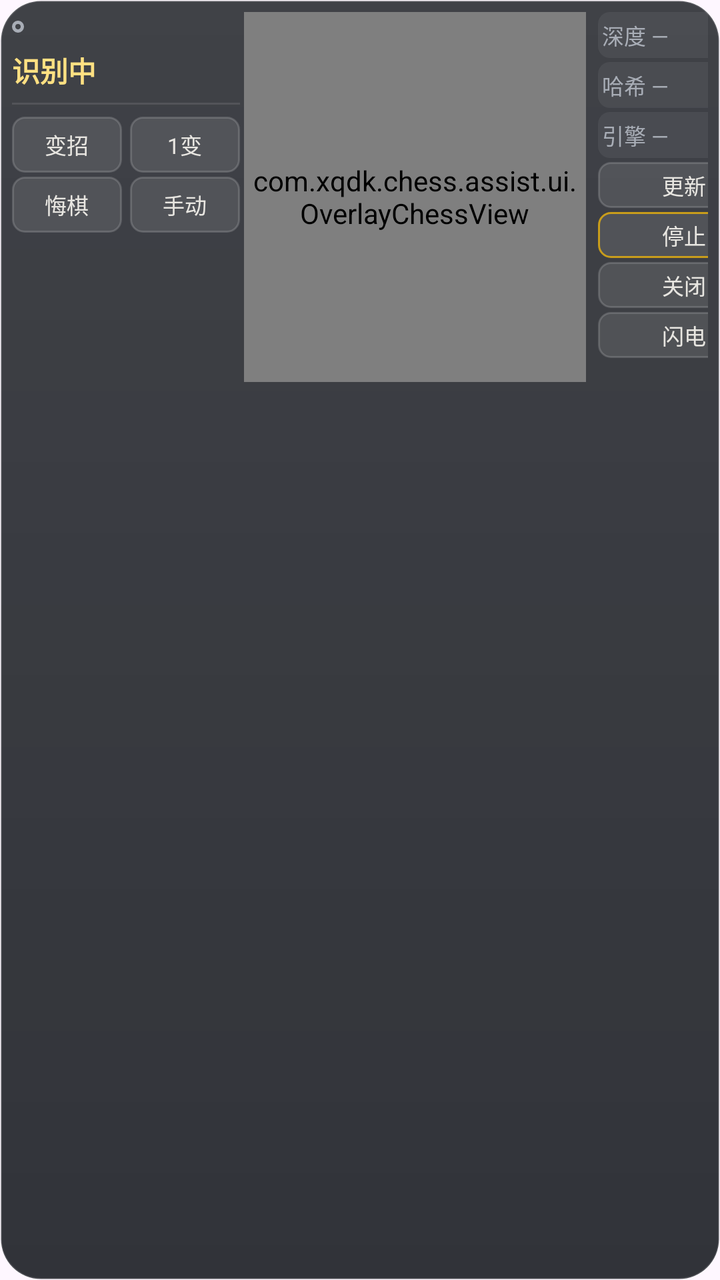
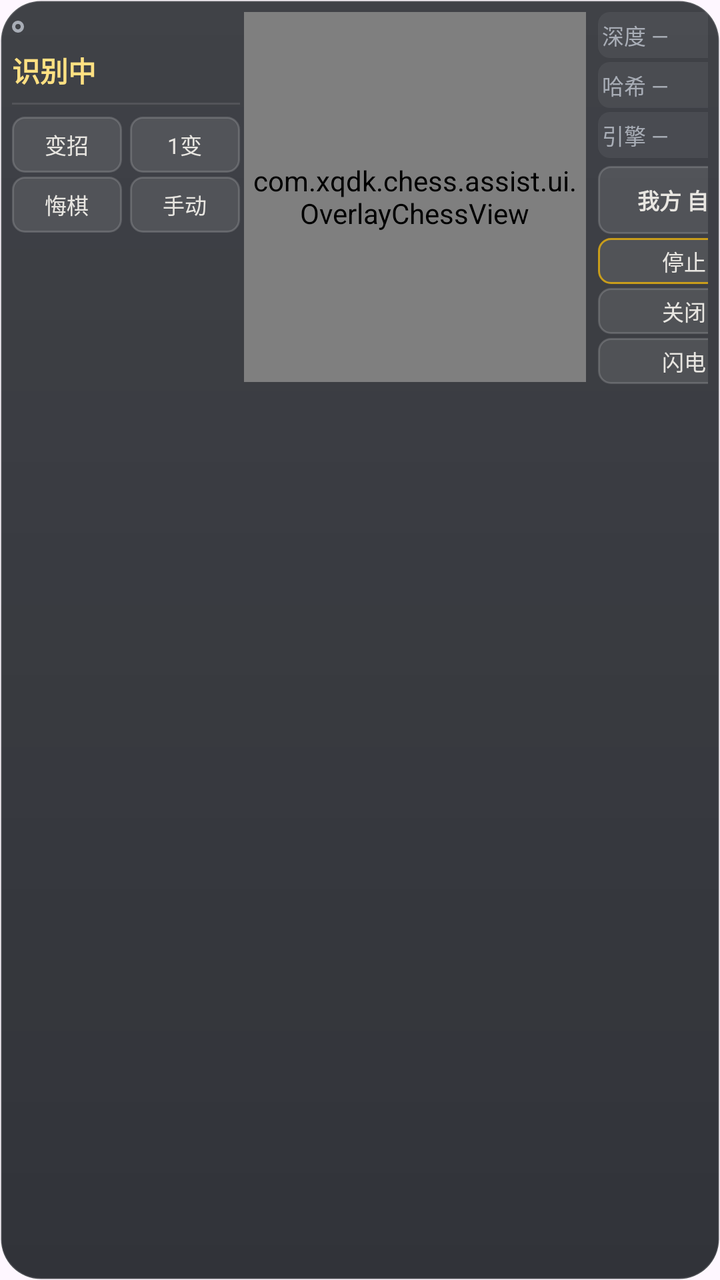

Compare the two renders of this Android layout. The source of the first and the diff that turns it into the second are given below.
<!-- AndroidManifest.xml: application theme Theme.ChineseChess -->
<!-- res/layout/overlay_panel.xml -->
<?xml version="1.0" encoding="utf-8"?>
<LinearLayout xmlns:android="http://schemas.android.com/apk/res/android"
    android:id="@+id/overlay_root"
    android:layout_width="wrap_content"
    android:layout_height="wrap_content"
    android:background="@drawable/overlay_bg"
    android:clickable="true"
    android:focusable="true"
    android:orientation="horizontal"
    android:padding="6dp">

    
    <LinearLayout
        android:id="@+id/overlay_col_left"
        android:layout_width="114dp"
        android:layout_height="wrap_content"
        android:orientation="vertical">

        
        <LinearLayout
            android:layout_width="match_parent"
            android:layout_height="wrap_content"
            android:gravity="center_vertical"
            android:orientation="horizontal">

            <View
                android:id="@+id/overlay_state_dot"
                android:layout_width="6dp"
                android:layout_height="6dp"
                android:background="@drawable/overlay_state_dot_idle" />

            <TextView
                android:id="@+id/overlay_state"
                style="@style/OverlayState"
                android:layout_width="0dp"
                android:layout_height="wrap_content"
                android:layout_marginStart="5dp"
                android:layout_weight="1"
                android:maxLines="1"
                android:ellipsize="end" />
        </LinearLayout>

        
        <TextView
            android:id="@+id/overlay_occluded"
            style="@style/OverlayState"
            android:layout_width="match_parent"
            android:layout_height="wrap_content"
            android:layout_marginTop="3dp"
            android:maxLines="1"
            android:ellipsize="end"
            android:text="挡住棋盘，建议移开"
            android:visibility="gone" />

        
        <TextView
            android:id="@+id/overlay_status"
            style="@style/OverlayHeadline"
            android:layout_width="match_parent"
            android:layout_height="wrap_content"
            android:layout_marginTop="4dp"
            android:maxLines="2"
            android:ellipsize="end"
            android:text="识别中" />

        
        <TextView
            android:id="@+id/overlay_advantage"
            style="@style/OverlayAdvantage"
            android:layout_width="match_parent"
            android:layout_height="wrap_content"
            android:layout_marginTop="2dp"
            android:maxLines="1"
            android:ellipsize="end"
            android:textColor="@color/qi_jade_text"
            android:visibility="gone" />

        <View
            android:id="@+id/overlay_divider"
            android:layout_width="match_parent"
            android:layout_height="1dp"
            android:layout_marginTop="6dp"
            android:background="@color/qi_line1" />

        
        <TextView
            android:id="@+id/overlay_candidate"
            style="@style/OverlayCandidate"
            android:layout_width="match_parent"
            android:layout_height="wrap_content"
            android:layout_marginTop="6dp"
            android:maxLines="1"
            android:ellipsize="end"
            android:textColor="@color/qi_ivory"
            android:visibility="gone" />

        
        <LinearLayout
            android:layout_width="match_parent"
            android:layout_height="wrap_content"
            android:layout_marginTop="6dp"
            android:orientation="horizontal">

            <TextView
                android:id="@+id/overlay_btn_change"
                style="@style/OverlayAction"
                android:layout_width="0dp"
                android:layout_height="28dp"
                android:layout_marginEnd="2dp"
                android:layout_weight="1"
                android:text="变招" />

            <TextView
                android:id="@+id/overlay_btn_multipv"
                style="@style/OverlayAction"
                android:layout_width="0dp"
                android:layout_height="28dp"
                android:layout_marginStart="2dp"
                android:layout_weight="1"
                android:text="1变" />
        </LinearLayout>

        <LinearLayout
            android:layout_width="match_parent"
            android:layout_height="wrap_content"
            android:layout_marginTop="2dp"
            android:orientation="horizontal">

            <TextView
                android:id="@+id/overlay_btn_undo"
                style="@style/OverlayAction"
                android:layout_width="0dp"
                android:layout_height="28dp"
                android:layout_marginEnd="2dp"
                android:layout_weight="1"
                android:text="悔棋" />

            <TextView
                android:id="@+id/overlay_btn_manual"
                style="@style/OverlayAction"
                android:layout_width="0dp"
                android:layout_height="28dp"
                android:layout_marginStart="2dp"
                android:layout_weight="1"
                android:text="手动" />
        </LinearLayout>
    </LinearLayout>

    <com.xqdk.chess.assist.ui.OverlayChessView
        android:id="@+id/overlay_chess"
        android:layout_width="171dp"
        android:layout_height="185dp"
        android:layout_marginHorizontal="2dp" />

    
    <LinearLayout
        android:id="@+id/overlay_col_right"
        android:layout_width="90dp"
        android:layout_height="wrap_content"
        android:layout_marginStart="2dp"
        android:orientation="vertical"
        android:paddingHorizontal="2dp">

        
        <TextView
            android:id="@+id/overlay_btn_strength"
            style="@style/OverlayChip"
            android:text="深度 —" />

        
        <TextView
            android:id="@+id/overlay_btn_time"
            style="@style/OverlayChip"
            android:text="时间 —"
            android:visibility="gone" />

        <TextView
            android:id="@+id/overlay_btn_hash"
            style="@style/OverlayChip"
            android:layout_marginTop="2dp"
            android:text="哈希 —" />

        
        <TextView
            android:id="@+id/overlay_btn_engine"
            style="@style/OverlayChip"
            android:layout_marginTop="2dp"
            android:text="引擎 —" />

        <TextView
            android:id="@+id/overlay_btn_turn"
            style="@style/OverlayAction"
            android:layout_width="match_parent"
            android:layout_height="23dp"
            android:layout_marginTop="2dp"
            android:text="更新" />

        <TextView
            android:id="@+id/overlay_btn_pause"
            style="@style/OverlayAction"
            android:layout_width="match_parent"
            android:layout_height="23dp"
            android:layout_marginTop="2dp"
            android:background="@drawable/overlay_action_stop_bg"
            android:text="停止" />

        <TextView
            android:id="@+id/overlay_btn_close"
            style="@style/OverlayAction"
            android:layout_width="match_parent"
            android:layout_height="23dp"
            android:layout_marginTop="2dp"
            android:text="关闭" />

        
        <TextView
            android:id="@+id/overlay_btn_flash"
            style="@style/OverlayAction"
            android:layout_width="match_parent"
            android:layout_height="23dp"
            android:layout_marginTop="2dp"
            android:text="闪电" />
    </LinearLayout>
</LinearLayout>
<!-- resources referenced by this layout -->
<resources>
  <color name="qi_ivory">#E8E6E1</color>
  <color name="qi_jade_text">#81C784</color>
  <color name="qi_line1">#1AFFFFFF</color>
  <!-- drawable overlay_state_dot_idle (drawable) -->
  <?xml version="1.0" encoding="utf-8"?>
  <shape xmlns:android="http://schemas.android.com/apk/res/android" android:shape="oval">
      <solid android:color="#00000000" />
      <stroke
          android:width="1.5dp"
          android:color="@color/qi_muted" />
  </shape>
  <style name="OverlayAction">
          <item name="android:background">@drawable/overlay_action_bg</item>
          <item name="android:textColor">@color/qi_ivory</item>
          <item name="android:textSize">11sp</item>
          <item name="android:gravity">center</item>
          <item name="android:maxLines">1</item>
          <item name="android:paddingHorizontal">2dp</item>
      </style>
  <style name="OverlayAdvantage">
          <item name="android:textSize">12sp</item>
          <item name="android:fontFeatureSettings">tnum</item>
          <item name="android:maxLines">1</item>
          <item name="android:ellipsize">end</item>
      </style>
  <style name="OverlayCandidate">
          <item name="android:textSize">12sp</item>
          <item name="android:maxLines">1</item>
          <item name="android:ellipsize">end</item>
      </style>
  <style name="OverlayChip">
          <item name="android:layout_width">match_parent</item>
          <item name="android:layout_height">23dp</item>
          <item name="android:gravity">center_vertical</item>
          <item name="android:paddingLeft">2dp</item>
          <item name="android:paddingRight">2dp</item>
          <item name="android:background">@drawable/overlay_chip_bg</item>
          <item name="android:textSize">11sp</item>
          <item name="android:textColor">@color/qi_muted</item>
          <item name="android:maxLines">1</item>
      </style>
  <style name="OverlayHeadline">
          <item name="android:textSize">14sp</item>
          <item name="android:textStyle">bold</item>
          <item name="android:textColor">@color/qi_amber_text</item>
          <item name="android:maxLines">2</item>
          <item name="android:ellipsize">end</item>
      </style>
  <style name="OverlayState">
          <item name="android:textSize">11sp</item>
          <item name="android:textColor">@color/qi_muted</item>
          <item name="android:maxLines">1</item>
          <item name="android:ellipsize">end</item>
      </style>
  <style name="Theme.ChineseChess" parent="Base.Theme.ChineseChess" />
  <color name="qi_amber">#FFC107</color>
  <dimen name="qi_r_xl">20dp</dimen>
  <color name="qi_glass">#E61B1E24</color>
  <color name="qi_muted">#A8ADB6</color>
  <!-- drawable overlay_chip_bg (drawable) -->
  <?xml version="1.0" encoding="utf-8"?>
  <selector xmlns:android="http://schemas.android.com/apk/res/android">
      <item android:state_pressed="true">
          <shape android:shape="rectangle">
              <corners android:radius="6dp" />
              <solid android:color="#1CFFFFFF" />
          </shape>
      </item>
      <item>
          <shape android:shape="rectangle">
              <corners android:radius="6dp" />
              <solid android:color="#0FFFFFFF" />
          </shape>
      </item>
  </selector>
  <color name="qi_amber_text">#FFE082</color>
  <style name="Base.Theme.ChineseChess" parent="Theme.Material3.DayNight.NoActionBar">
          
          <item name="colorPrimary">@color/qi_zhu_btn</item>
          <item name="colorAccent">@color/qi_zhu_btn</item>
          
          <item name="android:statusBarColor">@color/xq_paper</item>
          <item name="android:windowLightStatusBar">true</item>
      </style>
  <color name="qi_line2">#29FFFFFF</color>
  <color name="qi_line3">#47FFFFFF</color>
  <color name="qi_zhu_btn">#C35440</color>
  <color name="xq_paper">#F6F3ED</color>
  <!-- unchanged entries left out for length: 3 -->
</resources>

<!-- the commit's change to res/layout/overlay_panel.xml (unified diff, before → after) -->
@@ -191,9 +191,10 @@
             android:id="@+id/overlay_btn_turn"
             style="@style/OverlayAction"
             android:layout_width="match_parent"
-            android:layout_height="23dp"
-            android:layout_marginTop="2dp"
-            android:text="更新" />
+            android:layout_height="34dp"
+            android:layout_marginTop="4dp"
+            android:textStyle="bold"
+            android:text="我方 自动" />
 
         <TextView
             android:id="@+id/overlay_btn_pause"
